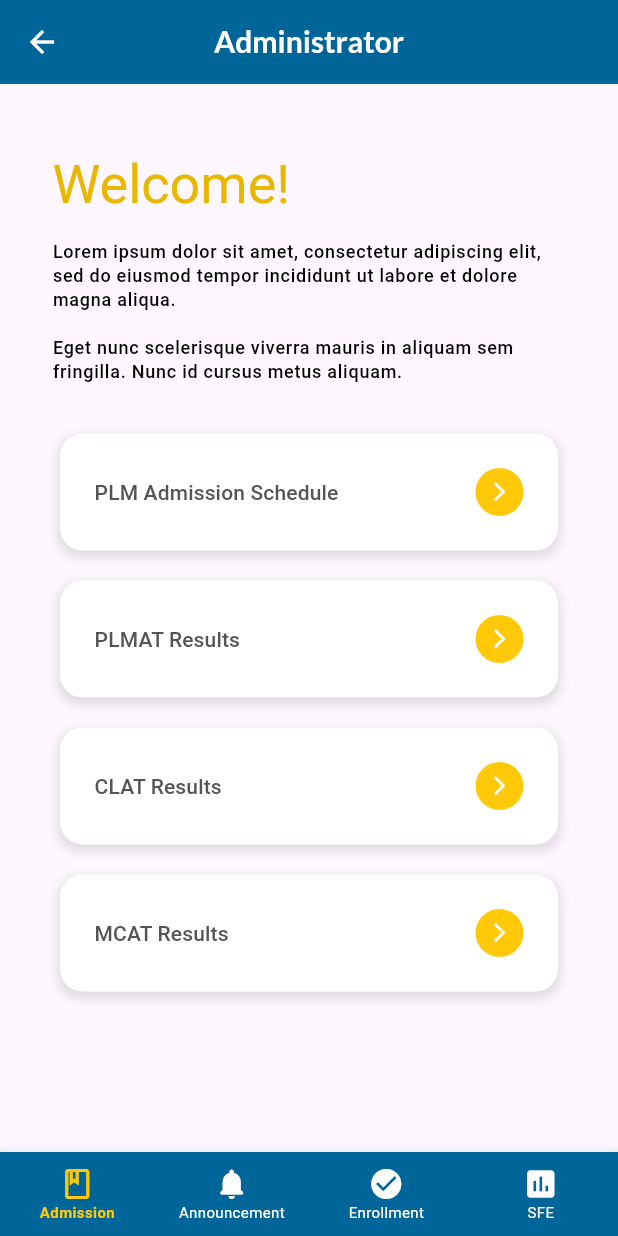
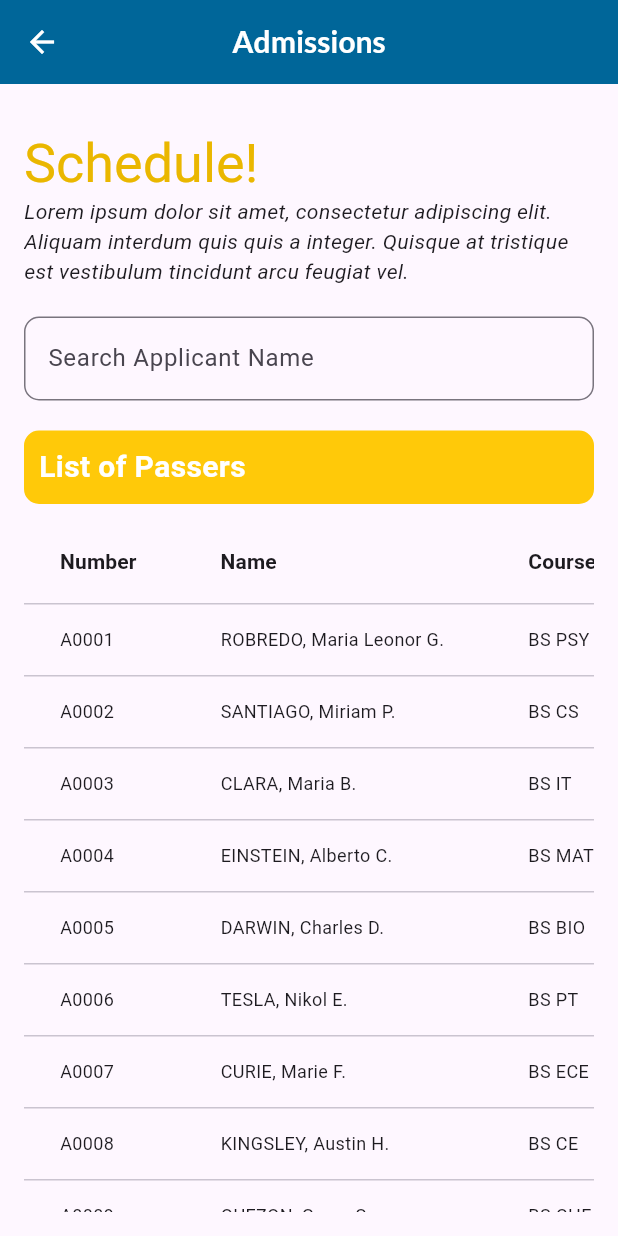
Before and after one commit to JustLiwag/plm-app-faculty-admin, a Flutter app: the Admission screen opened directly, after a tap on "PLMAT Results", on a phone screen of 412 x 824 dp. Run offline on Flutter 3.47's test engine with Material 3 defaults, Android fonts, the phone set to English and light mode, and no system bars.

Commit message:
[feature] PLMAT Results

```diff
--- a/lib/screens/admin/admission/admission.dart
+++ b/lib/screens/admin/admission/admission.dart
@@ -1,5 +1,6 @@
 import 'package:flutter/material.dart';
 import 'package:mysample/screens/admin/admission/pages/admission_schedule.dart';
+import 'package:mysample/screens/admin/admission/pages/plmat.dart';
 import 'package:mysample/widgets/button.dart';
 import 'package:mysample/widgets/admin/base_layout.dart';
 import 'package:mysample/utils/app_styles.dart';
@@ -10,7 +11,7 @@ class Admission extends StatelessWidget {
   @override
   Widget build(BuildContext context) {
     return Scaffold(
-      appBar: const CustomAppBar(title: 'Administrator'),
+      appBar: const CustomAppBar(title: 'Admissions'),
       body: SingleChildScrollView(
         child: Padding(
           padding: const EdgeInsets.symmetric(horizontal: 35, vertical: 30),
@@ -51,8 +52,7 @@ class Admission extends StatelessWidget {
                   Navigator.push(
                     context,
                     MaterialPageRoute(
-                      builder: (context) =>
-                          const BaseLayoutPage(initialIndex: 0),
+                      builder: (context) => PLMATScreen(),
                     ),
                   );
                 },
--- /dev/null
+++ b/lib/screens/admin/admission/pages/plmat.dart
@@ -0,0 +1,47 @@
+import 'package:flutter/material.dart';
+import 'package:mysample/utils/app_styles.dart';
+import '../../../../widgets/admin/result_item.dart';
+
+class PLMATScreen extends StatelessWidget {
+  PLMATScreen({Key? key}) : super(key: key);
+
+  final List<Map<String, String>> passers = [
+    {"Number": "A0001", "Name": "ROBREDO, Maria Leonor G.", "Course": "BS PSY"},
+    {"Number": "A0002", "Name": "SANTIAGO, Miriam P.", "Course": "BS CS"},
+    {"Number": "A0003", "Name": "CLARA, Maria B.", "Course": "BS IT"},
+    {"Number": "A0004", "Name": "EINSTEIN, Alberto C.", "Course": "BS MATH"},
+    {"Number": "A0005", "Name": "DARWIN, Charles D.", "Course": "BS BIO"},
+    {"Number": "A0006", "Name": "TESLA, Nikol E.", "Course": "BS PT"},
+    {"Number": "A0007", "Name": "CURIE, Marie F.", "Course": "BS ECE"},
+    {"Number": "A0008", "Name": "KINGSLEY, Austin H.", "Course": "BS CE"},
+    {"Number": "A0009", "Name": "QUEZON, Game S.", "Course": "BS CHE"},
+    {"Number": "A0010", "Name": "SWIFT, Taylor A.", "Course": "BAC"},
+  ];
+
+  @override
+  Widget build(BuildContext context) {
+    return Scaffold(
+      appBar: const CustomAppBar(title: 'Admissions'),
+      body: Padding(
+        padding: const EdgeInsets.all(16.0),
+        child: SingleChildScrollView(
+          child: Column(
+            crossAxisAlignment: CrossAxisAlignment.stretch,
+            children: [
+              const SizedBox(height: 15),
+              Text(
+                'Schedule!',
+                style: Theme.of(context).textTheme.displaySmall?.copyWith(
+                      color: AppTheme.baseGold,
+                    ),
+              ),
+              ResultItem(
+                passers: passers,
+              ),
+            ],
+          ),
+        ),
+      ),
+    );
+  }
+}
--- /dev/null
+++ b/lib/widgets/admin/result_item.dart
@@ -0,0 +1,130 @@
+import 'package:flutter/material.dart';
+
+class ResultItem extends StatefulWidget {
+  final List<Map<String, String>> passers;
+
+  const ResultItem({
+    Key? key,
+    required this.passers,
+  }) : super(key: key);
+
+  @override
+  State<ResultItem> createState() => _ResultItemState();
+}
+
+class _ResultItemState extends State<ResultItem> {
+  late List<Map<String, String>> filteredPassers;
+  TextEditingController searchController = TextEditingController();
+
+  @override
+  void initState() {
+    super.initState();
+    // Initialize filteredPassers with all passers
+    filteredPassers = widget.passers;
+  }
+
+  void filterPassers(String query) {
+    // Update the filteredPassers based on the search query
+    if (query.isEmpty) {
+      setState(() {
+        filteredPassers = widget.passers;
+      });
+    } else {
+      setState(() {
+        filteredPassers = widget.passers
+            .where((passer) =>
+                passer['name']!.toLowerCase().contains(query.toLowerCase()))
+            .toList();
+      });
+    }
+  }
+
+  @override
+  Widget build(BuildContext context) {
+    return Padding(
+      padding: const EdgeInsets.all(0.0),
+      child: Column(
+        crossAxisAlignment: CrossAxisAlignment.stretch,
+        children: [
+          const Text(
+            'Lorem ipsum dolor sit amet, consectetur adipiscing elit. Aliquam interdum quis quis a integer. Quisque at tristique est vestibulum tincidunt arcu feugiat vel. ',
+            style: TextStyle(
+              fontStyle: FontStyle.italic,
+            ),
+          ),
+          const SizedBox(height: 20.0),
+          TextField(
+            controller: searchController,
+            onChanged: (String value) {
+              filterPassers(value);
+            },
+            decoration: InputDecoration(
+              labelText: 'Search Applicant Name',
+              border: OutlineInputBorder(
+                borderRadius: BorderRadius.circular(10.0),
+              ),
+            ),
+          ),
+          const SizedBox(height: 20.0),
+          Container(
+            padding: const EdgeInsets.all(8.0),
+            decoration: BoxDecoration(
+              color: const Color(0xFFFFC909),
+              border: Border.all(
+                color: const Color(0xFFFFC909),
+                width: 2.0,
+              ),
+              borderRadius: BorderRadius.circular(10.0),
+            ),
+            child: const Text(
+              'List of Passers',
+              style: TextStyle(
+                fontSize: 20.0,
+                fontWeight: FontWeight.bold,
+                color: Colors.white,
+              ),
+            ),
+          ),
+          const SizedBox(height: 10.0),
+          SingleChildScrollView(
+            scrollDirection: Axis.horizontal,
+            child: DataTable(
+              columns: filteredPassers.isNotEmpty
+                  ? filteredPassers.first.keys
+                      .map(
+                        (key) => DataColumn(
+                          label: Text(
+                            key,
+                            style: const TextStyle(fontWeight: FontWeight.bold),
+                          ),
+                        ),
+                      )
+                      .toList()
+                  : <DataColumn>[],
+              rows: filteredPassers
+                  .map(
+                    (passer) => DataRow(
+                      cells: passer.entries
+                          .map(
+                            (entry) => DataCell(
+                              SizedBox(
+                                width: double
+                                    .infinity, // Adjust the width as necessary.
+                                child: Text(
+                                  entry.value,
+                                  style: const TextStyle(fontSize: 12.0),
+                                ),
+                              ),
+                            ),
+                          )
+                          .toList(),
+                    ),
+                  )
+                  .toList(),
+            ),
+          ),
+        ],
+      ),
+    );
+  }
+}
```
